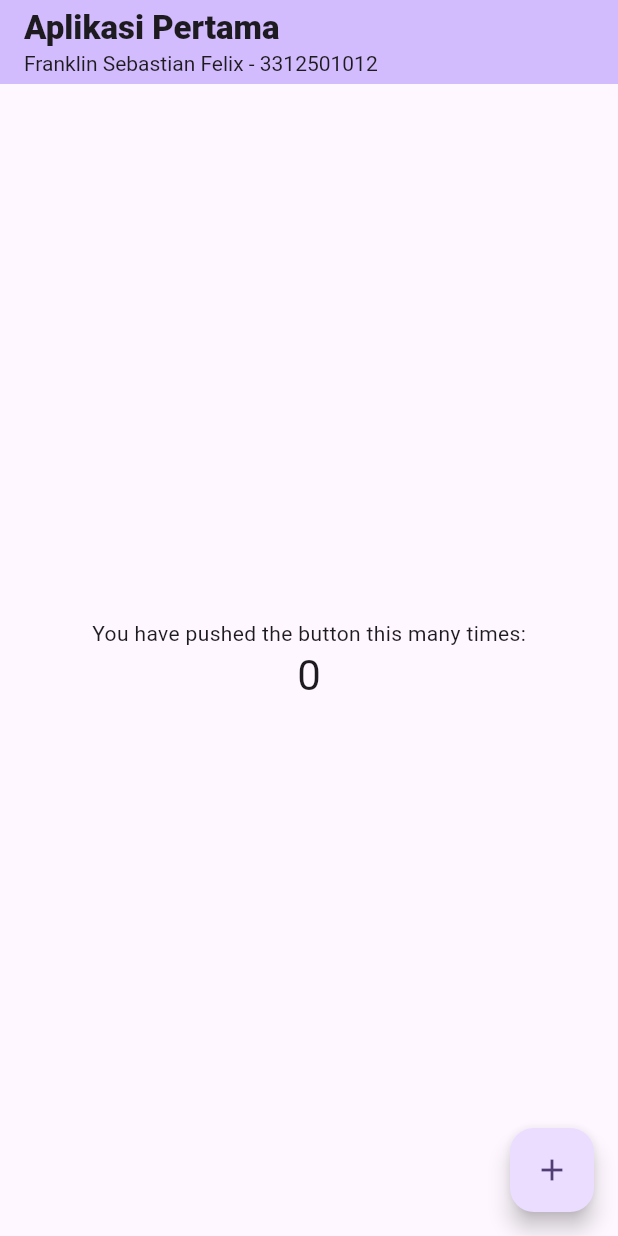
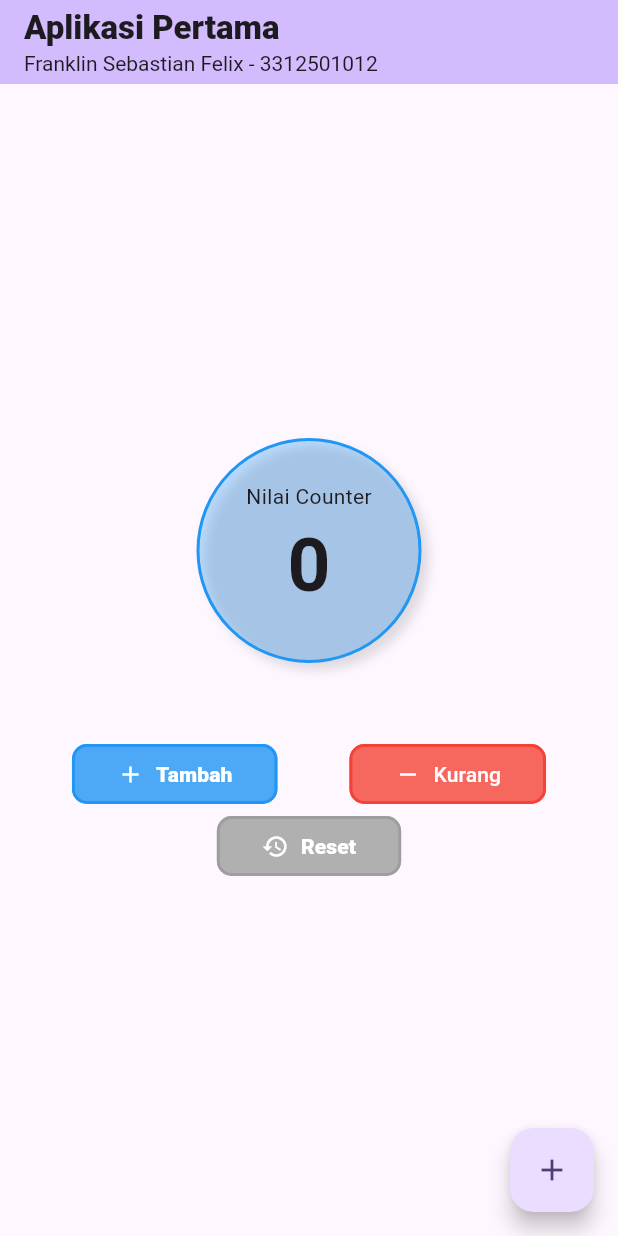
Before and after one commit to FranklinChang08/praktikum-tugas1-flutter-3312501012, a Flutter app: the screen it shows after launch, on a phone screen of 412 x 824 dp. Run offline on Flutter 3.47's test engine with Material 3 defaults, Android fonts, the phone set to English and light mode, and no system bars.

Commit message:
Add & Update - Merubah tambilan counter dan menambahkan 3 tombol yang berfungsi menambahkan, mengurangi dan mereset counter ke 0

```diff
--- a/lib/main.dart
+++ b/lib/main.dart
@@ -52,10 +52,24 @@ class _MyHomePageState extends State<MyHomePage> {
     });
   }
 
+  void _decrimentCounter() {
+    setState(() {
+      {
+        _counter--;
+      }
+    });
+  }
+
+  void _resetCounter() {
+    setState(() {
+      _counter = 0;
+    });
+  }
+
   @override
   Widget build(BuildContext context) {
     return Scaffold(
-        appBar: AppBar(
+      appBar: AppBar(
         backgroundColor: Theme.of(context).colorScheme.inversePrimary,
         title: Column(
           mainAxisAlignment: MainAxisAlignment.center,
@@ -73,10 +87,94 @@ class _MyHomePageState extends State<MyHomePage> {
         child: Column(
           mainAxisAlignment: .center,
           children: [
-            const Text('You have pushed the button this many times:'),
-            Text(
-              '$_counter',
-              style: Theme.of(context).textTheme.headlineMedium,
+            Container(
+              width: 150,
+              height: 150,
+              decoration: BoxDecoration(
+                color: Colors.blue.withOpacity(0.3),
+                border: Border.all(color: Colors.blue, width: 2.0),
+                shape: BoxShape.circle,
+                boxShadow: [
+                  BoxShadow(
+                    color: Colors.black12,
+                    blurRadius: 5,
+                    offset: Offset(5, 5),
+                  ),
+                ],
+              ),
+
+              child: Center(
+                child: Column(
+                  mainAxisAlignment: MainAxisAlignment.center,
+                  crossAxisAlignment: CrossAxisAlignment.center,
+                  children: [
+                    Text('Nilai Counter'),
+                    Text(
+                      '$_counter',
+                      style: TextStyle(
+                        fontSize: 50,
+                        fontWeight: FontWeight.bold,
+                      ),
+                    ),
+                  ],
+                ),
+              ),
+            ),
+            SizedBox(height: 50),
+            Row(
+              mainAxisAlignment: MainAxisAlignment.center,
+              spacing: 48,
+              children: [
+                OutlinedButton.icon(
+                  onPressed: _incrementCounter,
+                  style: OutlinedButton.styleFrom(
+                    backgroundColor: Colors.blue.withOpacity(0.8),
+                    foregroundColor: Colors.white,
+                    side: BorderSide(color: Colors.blue, width: 2),
+                    padding: EdgeInsets.symmetric(horizontal: 30),
+                    shape: RoundedRectangleBorder(
+                      borderRadius: BorderRadius.circular(10),
+                    ),
+                  ),
+
+                  icon: Icon(Icons.add),
+                  label: const Text(
+                    'Tambah',
+                    style: TextStyle(fontWeight: FontWeight.w900),
+                  ),
+                ),
+                OutlinedButton.icon(
+                  onPressed: _decrimentCounter,
+                  style: OutlinedButton.styleFrom(
+                    backgroundColor: Colors.red.withOpacity(0.8),
+                    foregroundColor: Colors.white,
+                    padding: EdgeInsets.symmetric(horizontal: 30),
+                    side: BorderSide(color: Colors.red, width: 2),
+                    shape: RoundedRectangleBorder(
+                      borderRadius: BorderRadius.circular(10),
+                    ),
+                  ),
+                  icon: Icon(Icons.remove),
+                  label: const Text('Kurang'),
+                ),
+              ],
+            ),
+            OutlinedButton.icon(
+              onPressed: _resetCounter,
+              style: OutlinedButton.styleFrom(
+                backgroundColor: Colors.grey.withOpacity(0.8),
+                foregroundColor: Colors.white,
+                side: BorderSide(color: Colors.grey, width: 2),
+                padding: EdgeInsets.symmetric(horizontal: 30),
+                shape: RoundedRectangleBorder(
+                  borderRadius: BorderRadius.circular(10),
+                ),
+              ),
+              icon: Icon(Icons.restore),
+              label: const Text(
+                'Reset',
+                style: TextStyle(fontWeight: FontWeight.w900),
+              ),
             ),
           ],
         ),
```
